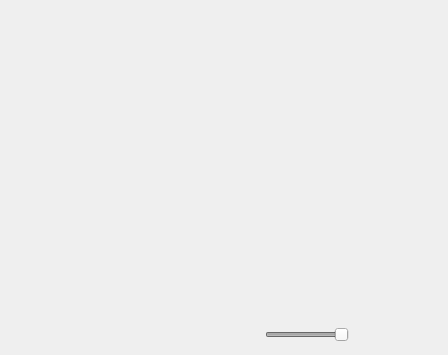
The window that src/view/poseviewer/poseviewer.ui (florianblume/6d-pat) describes before a commit, drawn with Qt 5.
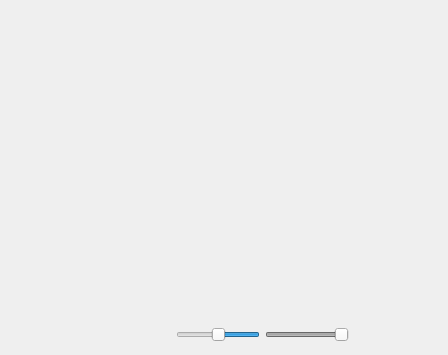
The same window after the commit.

Commit message: Added zoom function.

Diff of the .ui file:
```diff
--- a/src/view/poseviewer/poseviewer.ui
+++ b/src/view/poseviewer/poseviewer.ui
@@ -152,6 +152,43 @@
         </property>
        </widget>
       </item>
+      <item>
+       <widget class="QSlider" name="sliderZoom">
+        <property name="sizePolicy">
+         <sizepolicy hsizetype="Fixed" vsizetype="Fixed">
+          <horstretch>0</horstretch>
+          <verstretch>0</verstretch>
+         </sizepolicy>
+        </property>
+        <property name="toolTip">
+         <string>Zoom in and out.</string>
+        </property>
+        <property name="minimum">
+         <number>1</number>
+        </property>
+        <property name="maximum">
+         <number>5</number>
+        </property>
+        <property name="singleStep">
+         <number>1</number>
+        </property>
+        <property name="value">
+         <number>3</number>
+        </property>
+        <property name="orientation">
+         <enum>Qt::Horizontal</enum>
+        </property>
+        <property name="invertedAppearance">
+         <bool>true</bool>
+        </property>
+        <property name="tickPosition">
+         <enum>QSlider::NoTicks</enum>
+        </property>
+        <property name="tickInterval">
+         <number>1</number>
+        </property>
+       </widget>
+      </item>
       <item>
        <widget class="QSlider" name="sliderTransparency">
         <property name="enabled">
```
Left out of the diff: 20 changed lines with no effect on the pictures. The commit also changes 4 other files.
